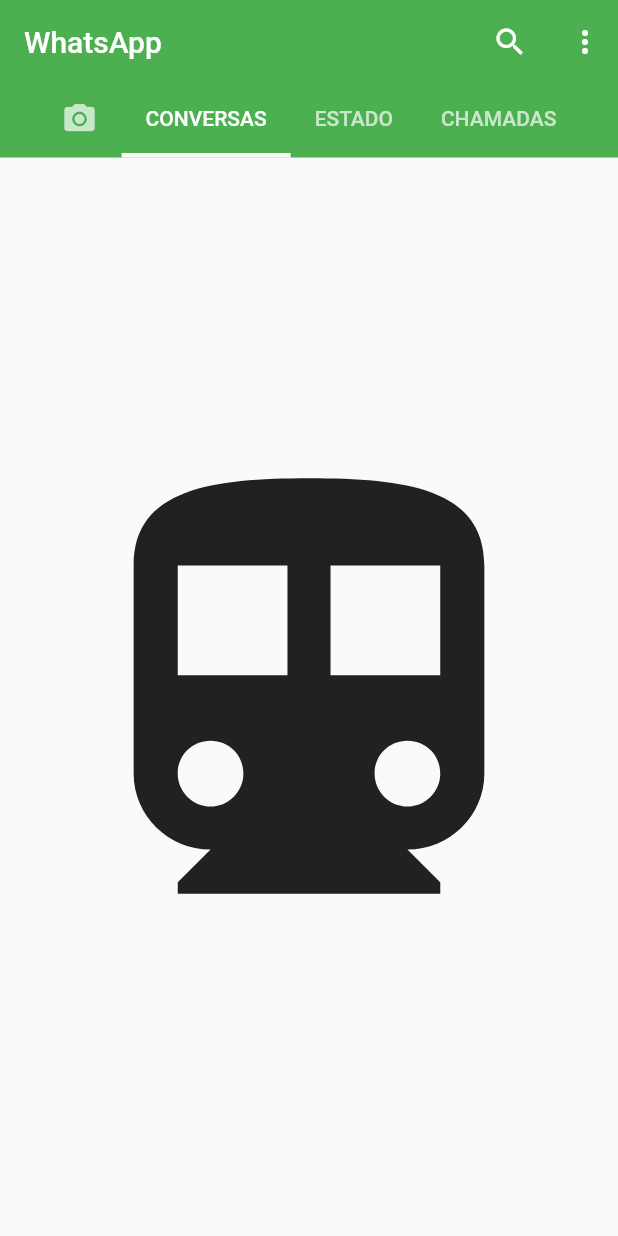
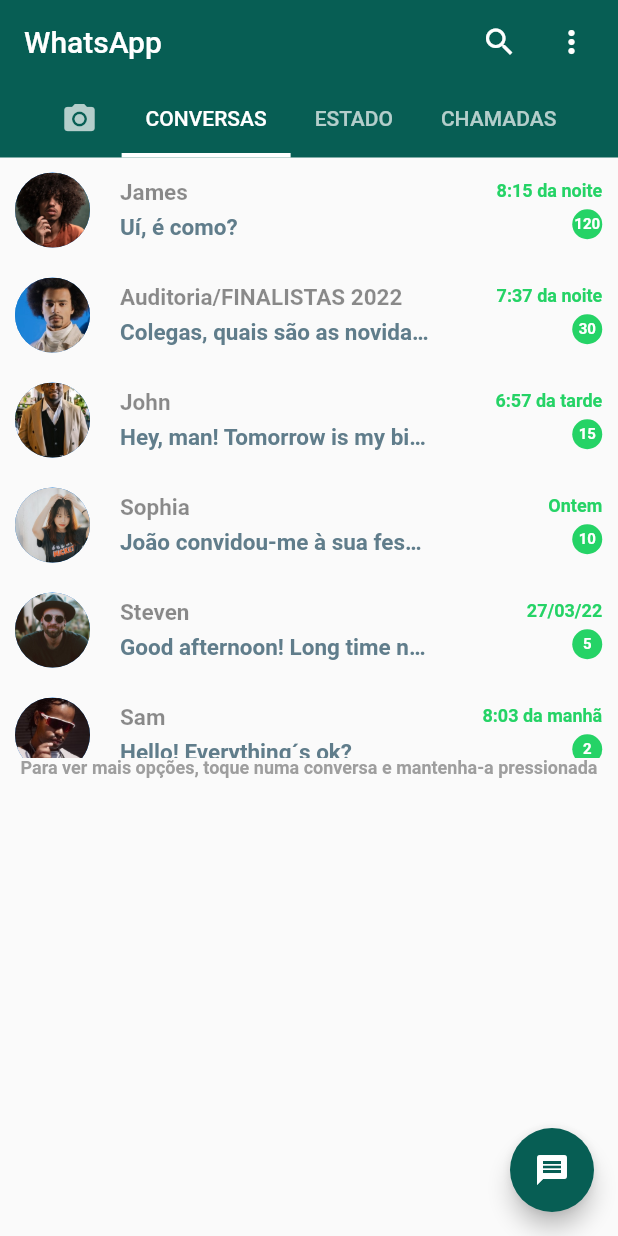
Before and after one commit to Amagnusuk/whatsapp, a Flutter app: the screen it shows after launch, tab 2 chosen, on a phone screen of 412 x 824 dp. Run offline on Flutter 3.47's test engine with Material 2 defaults, Android fonts, the phone set to English and light mode, and no system bars.

Commit message:
Dei um bom avanço no projecto!

```diff
--- a/lib/main.dart
+++ b/lib/main.dart
@@ -13,7 +13,10 @@ class MyApp extends StatelessWidget {
     return MaterialApp(
       title: "WhatsApp",
       debugShowCheckedModeBanner: false,
-      theme: ThemeData(),
+      theme: ThemeData(
+        primaryColor: Color(0xff075E54),
+        secondaryHeaderColor: Color(0xff25D366)
+      ),
       home: HomeScreen(),
     );
   }
--- /dev/null
+++ b/lib/models/message_model.dart
@@ -0,0 +1,87 @@
+import 'package:whatsapp/models/user_model.dart';
+
+class Message {
+  final User sender;
+  final String time;
+  final String text;
+  final String text1;
+  final String textCall;
+  final bool isLiked;
+  final bool unread;
+
+  Message(
+      {required this.sender,
+      required this.time,
+      required this.text,
+      required this.text1,
+      required this.textCall,
+      required this.isLiked,
+      required this.unread});
+}
+
+List<Message> chats = [
+  Message(
+    sender: james,
+    time: '8:15 da noite',
+    text: 'Uí, é como?',
+    text1: '120',
+    textCall: 'Ontem, 12:54 da madrugada',
+    isLiked: false,
+    unread: true,
+  ),
+  Message(
+    sender: olivia,
+    time: '7:37 da noite',
+    text:
+        'Colegas, quais são as novidades de hoje, os professores estiveram presentes?',
+    text1: '30',
+    textCall: '(2) 15 de Janeiro, 9:31 da noite',
+    isLiked: false,
+    unread: true,
+  ),
+  Message(
+    sender: john,
+    time: '6:57 da tarde',
+    text: 'Hey, man! Tomorrow is my birthday. Do you know?',
+    text1: '15',
+    textCall: '5 de Janeiro, 6:334 da tarde',
+    isLiked: false,
+    unread: false,
+  ),
+  Message(
+    sender: sophia,
+    time: 'Ontem',
+    text: 'João convidou-me à sua festa de aniversário. Não irás?',
+    text1: '10',
+    textCall: '(3) 4 de janeiro, 9:41 da noite',
+    isLiked: false,
+    unread: true,
+  ),
+  Message(
+    sender: steven,
+    time: '27/03/22',
+    text: 'Good afternoon! Long time no see, man!',
+    text1: '5',
+    textCall: '24/12/21, 3:34 da tarde',
+    isLiked: false,
+    unread: false,
+  ),
+  Message(
+    sender: sam,
+    time: '8:03 da manhã',
+    text: 'Hello! Everything´s ok?',
+    text1: '2',
+    textCall: '1 de abril, 10:02 da noite',
+    isLiked: false,
+    unread: false,
+  ),
+  Message(
+    sender: greg,
+    time: '6:38 da manhã',
+    text: 'Man, what´s the news?',
+    text1: '8',
+    textCall: '30 de março, 7:06 da noite',
+    isLiked: false,
+    unread: true,
+  ),
+];
--- /dev/null
+++ b/lib/models/user_model.dart
@@ -0,0 +1,30 @@
+class User {
+  final int id;
+  final String name;
+  final String imageUrl;
+
+  User({required this.id, required this.name, required this.imageUrl});
+}
+
+// You - Current user
+final User currentUser =
+    User(id: 0, name: 'Current User', imageUrl: 'assets/images/greg.jpg');
+
+//USERS
+final User greg = User(id: 1, name: 'Greg', imageUrl: 'assets/images/greg.jpg');
+
+final User james =
+    User(id: 2, name: 'James', imageUrl: 'assets/images/james.jpg');
+
+final User john = User(id: 3, name: 'John', imageUrl: 'assets/images/john.jpg');
+
+final User olivia =
+    User(id: 4, name: 'Auditoria/FINALISTAS 2022', imageUrl: 'assets/images/olivia.jpg');
+
+final User sam = User(id: 5, name: 'Sam', imageUrl: 'assets/images/sam.jpg');
+
+final User sophia =
+    User(id: 6, name: 'Sophia', imageUrl: 'assets/images/sophia.jpeg');
+
+final User steven =
+    User(id: 7, name: 'Steven', imageUrl: 'assets/images/steven.jpg');
--- a/lib/screens/home_screen.dart
+++ b/lib/screens/home_screen.dart
@@ -1,6 +1,12 @@
 import 'package:flutter/cupertino.dart';
 import 'package:flutter/material.dart';
+import 'package:whatsapp/widgets/page_calls.dart';
+import 'package:whatsapp/widgets/page_contacts.dart';
+import 'package:whatsapp/widgets/page_status.dart';
 
+//Nesta página está o código do AppBar e TabBar
+//Nesta página está o código do AppBar e TabBar
+//Nesta página está o código do AppBar e TabBar
 class HomeScreen extends StatefulWidget {
   const HomeScreen({Key? key}) : super(key: key);
 
@@ -15,21 +21,28 @@ class _HomeScreenState extends State<HomeScreen> {
       length: 4,
       child: Scaffold(
           body: NestedScrollView(
-        headerSliverBuilder: (BuildContext context, bool innerBoxIsScrolled) {
+            headerSliverBuilder: (
+              BuildContext context, bool innerBoxIsScrolled) {
                 return [
                   SliverAppBar(
-              backgroundColor: Colors.green,
+                    backgroundColor: Theme.of(context).primaryColor,//Colors.green[900],
                     title: Text('WhatsApp'),
                     pinned: true,
                     floating: true,
                     elevation: 0.7,
                     actions: [
-                Icon(Icons.search),
-                Padding(
-                  padding: EdgeInsets.symmetric(horizontal: 13)
+                      IconButton(
+                        onPressed: () {},
+                        icon: Icon(Icons.search)
                       ),
-                Icon(Icons.more_vert),
-                SizedBox(width: 10,)
+                    /*  Padding(
+                        padding: EdgeInsets.symmetric(horizontal: 8)
+                      ),*/
+                      IconButton(
+                        onPressed: () {},
+                        icon: Icon(Icons.more_vert)
+                      ),
+                      SizedBox(width: 7,)
                     ],
                     bottom: TabBar(
                     indicatorColor: Colors.white,
@@ -62,11 +75,11 @@ class _HomeScreenState extends State<HomeScreen> {
           ];
         },
         body: TabBarView(
-          children: <Widget>[
-            Icon(Icons.flight, size: 350),
+          children: [
             Icon(Icons.directions_transit, size: 350),
-            Icon(Icons.directions_car, size: 350),
-            Icon(Icons.directions_bike, size: 350),
+            PageContacts(),
+            PageStatus(),
+            PageCalls(),
           ],
         ),
       )),
--- /dev/null
+++ b/lib/widgets/page_contacts.dart
@@ -0,0 +1,140 @@
+import 'dart:ui';
+
+import 'package:flutter/cupertino.dart';
+import 'package:flutter/material.dart';
+import 'package:flutter/painting.dart';
+import 'package:flutter/rendering.dart';
+import 'package:flutter/widgets.dart';
+import 'package:whatsapp/models/message_model.dart';
+
+//Nesta página fiz o ListView de Contactos
+//Nesta página fiz o ListView de Contactos
+//Nesta página fiz o ListView de Contactos
+class PageContacts extends StatefulWidget {
+  const PageContacts({Key? key}) : super(key: key);
+
+  @override
+  State<PageContacts> createState() => _PageContactsState();
+}
+
+class _PageContactsState extends State<PageContacts> {
+  @override
+  Widget build(BuildContext context) {
+    return Scaffold(
+        body: Column(
+          children: [
+            SizedBox(
+              height: 400,
+              child: ListView.builder(
+                itemCount: chats.length,
+                itemBuilder: (context, index) {
+                  final chat = chats[index];
+                  return Container(
+                    padding: EdgeInsets.only(right: 0.5),
+                    margin: EdgeInsets.only(
+                        top: 10.0, bottom: 10.0, left: 10.0, right: 10.0),
+                    decoration: BoxDecoration(/* color: Colors.white */),
+                    child: Row(
+                      mainAxisAlignment: MainAxisAlignment.spaceBetween,
+                      children: [
+                        Row(
+                          children: [
+                            CircleAvatar(
+                              radius: 25,
+                              backgroundImage: AssetImage(chat.sender.imageUrl),
+                            ),
+                            SizedBox(
+                              width: 20,
+                            ),
+                            Column(
+                              crossAxisAlignment: CrossAxisAlignment.start,
+                              children: [
+                                Container(
+                                  width: MediaQuery.of(context).size.width * 0.50,
+                                  child: Text(
+                                    chat.sender.name,
+                                    style: TextStyle(
+                                      color: Colors.black45,
+                                      fontSize: 15,
+                                      fontWeight: FontWeight.bold,
+                                      overflow: TextOverflow.ellipsis
+                                    ),
+                                  ),
+                                ),
+                                SizedBox(
+                                  height: 5.0,
+                                ),
+                                Container(
+                                  width: MediaQuery.of(context).size.width * 0.50,
+                                  child: Text(
+                                    chat.text,
+                                    style: TextStyle(
+                                        color: Colors.blueGrey,
+                                        fontSize: 15.0,
+                                        fontWeight: FontWeight.w600),
+                                    overflow: TextOverflow.ellipsis,
+                                  ),
+                                )
+                              ],
+                            )
+                          ],
+                        ),
+                        Expanded(
+                          child: Column(
+                            crossAxisAlignment: CrossAxisAlignment.end,
+                            children: [
+                              Text(
+                                chat.time,
+                                style: TextStyle(
+                                    color: Theme.of(context).secondaryHeaderColor,
+                                    fontSize: 12.0,
+                                    fontWeight: FontWeight.bold),
+                              ),
+                              SizedBox(height: 5,),
+                              Container(
+                                width: 20,
+                                height: 20,
+                                decoration: BoxDecoration(
+                                  color: Theme.of(context).secondaryHeaderColor,
+                                  borderRadius: BorderRadius.circular(30)),
+                                child: Center(
+                                  child: Text(
+                                    chat.text1,
+                                    style: TextStyle(
+                                      color: Colors.white,
+                                      fontSize: 10,
+                                      fontWeight: FontWeight.w600
+                                    ),
+                                  ),
+                                ),
+                              )
+                            ],
+                          ),
+                        ),
+                      ],
+                    ),
+                  );
+                },
+              ),
+            ),
+            Container(
+              child: Text(
+                'Para ver mais opções, toque numa conversa e mantenha-a pressionada',
+                textAlign: TextAlign.center,
+                style: TextStyle(
+                  color: Colors.grey,
+                  fontSize: 12,
+                  fontWeight: FontWeight.w700,
+                ),
+              ),
+            )
+          ],
+        ),
+        floatingActionButton: FloatingActionButton(
+            onPressed: () {},
+            child: Icon(Icons.message),
+            backgroundColor: Theme.of(context).primaryColor,
+          )
+        );
+  }
+}
--- a/pubspec.yaml
+++ b/pubspec.yaml
@@ -58,8 +58,8 @@ flutter:
   uses-material-design: true
 
   # To add assets to your application, add an assets section, like this:
-  # assets:
-  #   - images/a_dot_burr.jpeg
+  assets:
+    - assets/images/
   #   - images/a_dot_ham.jpeg
 
   # An image asset can refer to one or more resolution-specific "variants", see
```
Also changed, not shown: lib/widgets/page_calls.dart (added, +82 -0 lines), lib/widgets/page_status.dart (added, +27 -0 lines), assets/images/greg.jpg (added), assets/images/james.jpg (added), assets/images/john.jpg (added), assets/images/olivia.jpg (added), assets/images/sam.jpg (added), assets/images/sophia.jpeg (added), assets/images/steven.jpg (added). Lines whose indentation alone changed are shown as unchanged.
